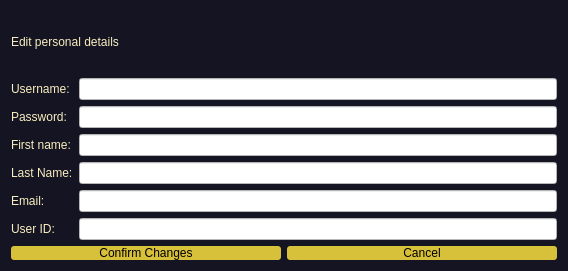
The window that NewWindowChur/updateuserdetails.ui (jandrealyn/LibraryQtSystem) describes before a commit, drawn with Qt 5.
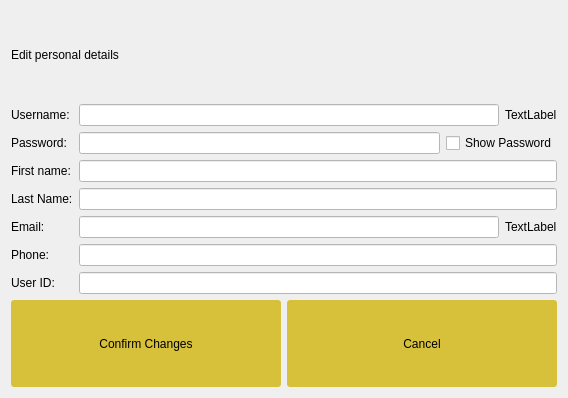
The same window after the commit.

Diff of the .ui file:
```diff
--- a/NewWindowChur/updateuserdetails.ui
+++ b/NewWindowChur/updateuserdetails.ui
@@ -7,14 +7,14 @@
     <x>0</x>
     <y>0</y>
     <width>568</width>
-    <height>271</height>
+    <height>398</height>
    </rect>
   </property>
   <property name="windowTitle">
    <string>Dialog</string>
   </property>
   <property name="styleSheet">
-   <string notr="true">background-color: rgb(20, 20, 34);</string>
+   <string notr="true"/>
   </property>
   <layout class="QVBoxLayout" name="verticalLayout">
    <item>
@@ -23,7 +23,7 @@
       <widget class="QLabel" name="label_7">
        <property name="styleSheet">
         <string notr="true">font: 24pt &quot;Poppins&quot;;
-color: rgb(249, 238, 192);</string>
+</string>
        </property>
        <property name="text">
         <string>Edit personal details</string>
@@ -37,37 +37,49 @@
      <item row="0" column="0">
       <widget class="QLabel" name="label">
        <property name="styleSheet">
-        <string notr="true">font: 12pt &quot;Poppins&quot;;
-color: rgb(249, 238, 192);</string>
+        <string notr="true">font: 12pt &quot;Poppins&quot;;</string>
        </property>
        <property name="text">
         <string>Username:</string>
        </property>
       </widget>
      </item>
-     <item row="0" column="1">
-      <widget class="QLineEdit" name="lineEdit">
-       <property name="styleSheet">
-        <string notr="true">background-color: rgb(255, 255, 255);</string>
-       </property>
-      </widget>
-     </item>
      <item row="1" column="0">
       <widget class="QLabel" name="label_2">
        <property name="styleSheet">
-        <string notr="true">font: 12pt &quot;Poppins&quot;;
-color: rgb(249, 238, 192);</string>
+        <string notr="true">font: 12pt &quot;Poppins&quot;;</string>
        </property>
        <property name="text">
         <string>Password:</string>
        </property>
       </widget>
      </item>
+     <item row="1" column="1">
+      <layout class="QHBoxLayout" name="horizontalLayout_4">
+       <item>
+        <widget class="QLineEdit" name="lineEdit_password">
+         <property name="styleSheet">
+          <string notr="true">background-color: rgb(255, 255, 255);
+font: 12pt &quot;Poppins&quot;;</string>
+         </property>
+        </widget>
+       </item>
+       <item>
+        <widget class="QCheckBox" name="checkBox">
+         <property name="styleSheet">
+          <string notr="true">font: 8pt &quot;Poppins&quot;;</string>
+         </property>
+         <property name="text">
+          <string>Show Password</string>
+         </property>
+        </widget>
+       </item>
+      </layout>
+     </item>
      <item row="2" column="0">
       <widget class="QLabel" name="label_3">
        <property name="styleSheet">
-        <string notr="true">font: 12pt &quot;Poppins&quot;;
-color: rgb(249, 238, 192);</string>
+        <string notr="true">font: 12pt &quot;Poppins&quot;;</string>
        </property>
        <property name="text">
         <string>First name:</string>
@@ -84,8 +96,7 @@
      <item row="3" column="0">
       <widget class="QLabel" name="label_4">
        <property name="styleSheet">
-        <string notr="true">font: 12pt &quot;Poppins&quot;;
-color: rgb(249, 238, 192);</string>
+        <string notr="true">font: 12pt &quot;Poppins&quot;;</string>
        </property>
        <property name="text">
         <string>Last Name:</string>
@@ -102,34 +113,43 @@
      <item row="4" column="0">
       <widget class="QLabel" name="label_5">
        <property name="styleSheet">
-        <string notr="true">font: 12pt &quot;Poppins&quot;;
-color: rgb(249, 238, 192);</string>
+        <string notr="true">font: 12pt &quot;Poppins&quot;;</string>
        </property>
        <property name="text">
         <string>Email:</string>
        </property>
       </widget>
      </item>
-     <item row="4" column="1">
-      <widget class="QLineEdit" name="lineEdit_5">
-       <property name="styleSheet">
-        <string notr="true">background-color: rgb(255, 255, 255);</string>
-       </property>
-      </widget>
-     </item>
      <item row="5" column="0">
+      <widget class="QLabel" name="label_8">
+       <property name="styleSheet">
+        <string notr="true">font: 12pt &quot;Poppins&quot;;</string>
+       </property>
+       <property name="text">
+        <string>Phone:</string>
+       </property>
+      </widget>
+     </item>
+     <item row="5" column="1">
+      <widget class="QLineEdit" name="lineEdit_phone">
+       <property name="styleSheet">
+        <string notr="true">background-color: rgb(255, 255, 255);
+font: 12pt &quot;Poppins&quot;;</string>
+       </property>
+      </widget>
+     </item>
+     <item row="6" column="0">
       <widget class="QLabel" name="label_6">
        <property name="styleSheet">
-        <string notr="true">font: 12pt &quot;Poppins&quot;;
-color: rgb(249, 238, 192);</string>
+        <string notr="true">font: 12pt &quot;Poppins&quot;;</string>
        </property>
        <property name="text">
         <string>User ID:</string>
        </property>
       </widget>
      </item>
-     <item row="5" column="1">
-      <widget class="QLineEdit" name="lineEdit_6">
+     <item row="6" column="1">
+      <widget class="QLineEdit" name="lineEdit_userid">
        <property name="styleSheet">
         <string notr="true">background-color: rgb(255, 255, 255);</string>
        </property>
@@ -141,23 +161,65 @@
        </property>
       </widget>
      </item>
-     <item row="1" column="1">
-      <widget class="QLineEdit" name="lineEdit_2">
-       <property name="styleSheet">
-        <string notr="true">background-color: rgb(255, 255, 255);</string>
-       </property>
-      </widget>
+     <item row="0" column="1">
+      <layout class="QHBoxLayout" name="horizontalLayout_5">
+       <item>
+        <widget class="QLineEdit" name="lineEdit_username">
+         <property name="styleSheet">
+          <string notr="true">background-color: rgb(255, 255, 255);
+font: 12pt &quot;Poppins&quot;;</string>
+         </property>
+        </widget>
+       </item>
+       <item>
+        <widget class="QLabel" name="usernamePic">
+         <property name="text">
+          <string>TextLabel</string>
+         </property>
+        </widget>
+       </item>
+      </layout>
+     </item>
+     <item row="4" column="1">
+      <layout class="QHBoxLayout" name="horizontalLayout_6">
+       <item>
+        <widget class="QLineEdit" name="lineEdit_email">
+         <property name="styleSheet">
+          <string notr="true">background-color: rgb(255, 255, 255);
+font: 12pt &quot;Poppins&quot;;</string>
+         </property>
+        </widget>
+       </item>
+       <item>
+        <widget class="QLabel" name="emailPic">
+         <property name="text">
+          <string>TextLabel</string>
+         </property>
+        </widget>
+       </item>
+      </layout>
      </item>
     </layout>
    </item>
    <item>
     <layout class="QHBoxLayout" name="horizontalLayout_2">
      <item>
-      <widget class="QPushButton" name="pushButton">
+      <widget class="QPushButton" name="confirmChanges">
+       <property name="sizePolicy">
+        <sizepolicy hsizetype="Minimum" vsizetype="Preferred">
+         <horstretch>0</horstretch>
+         <verstretch>0</verstretch>
+        </sizepolicy>
+       </property>
        <property name="styleSheet">
-        <string notr="true">background-color: rgb(216, 193, 58);
-border: none;
-border-radius: 3px;</string>
+        <string notr="true">QPushButton {
+	background-color: rgb(216, 193, 58);
+	border-radius: 3px;
+}
+
+QPushButton::pressed {
+	background-color: rgb(216, 150, 90);
+}</string>
        </property>
        <property name="text">
         <string>Confirm Changes</string>
@@ -166,10 +228,21 @@
      </item>
      <item>
       <widget class="QPushButton" name="pushButton_2">
+       <property name="sizePolicy">
+        <sizepolicy hsizetype="Minimum" vsizetype="Preferred">
+         <horstretch>0</horstretch>
+         <verstretch>0</verstretch>
+        </sizepolicy>
+       </property>
        <property name="styleSheet">
-        <string notr="true">background-color: rgb(216, 193, 58);
-border: none;
-border-radius: 3px;</string>
+        <string notr="true">QPushButton {
+	background-color: rgb(216, 193, 58);
+	border-radius: 3px;
+}
+
+QPushButton::pressed {
+	background-color: rgb(216, 150, 90);
+}</string>
        </property>
        <property name="text">
         <string>Cancel</string>
```
Left out of the diff: 13 changed lines with no effect on the pictures.
